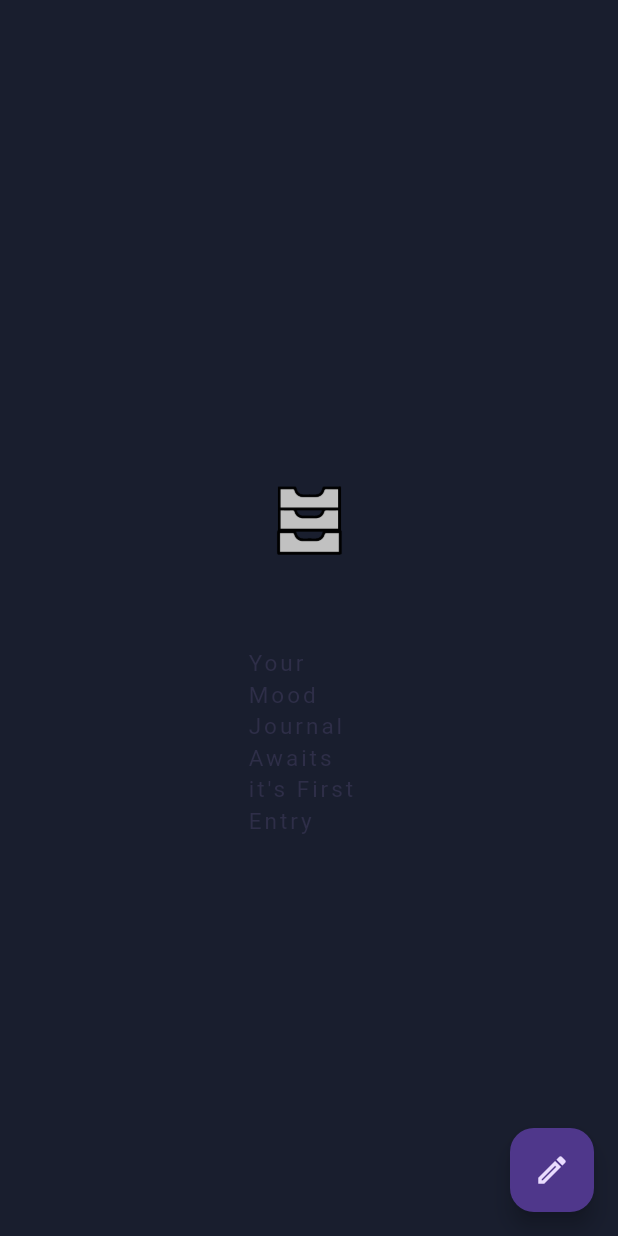
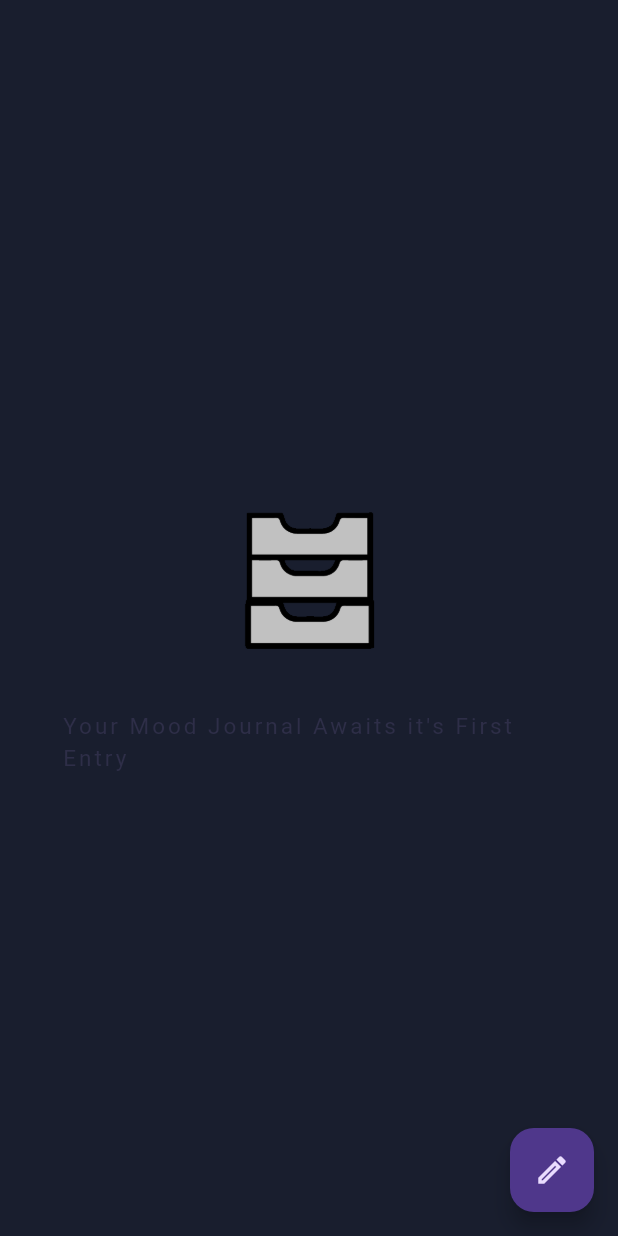
Before and after one commit to Pragya1904/major_project, a Flutter app: the JournalListPage screen opened directly, on a phone screen of 412 x 824 dp. Run offline on Flutter 3.47's test engine with Material 3 defaults, Android fonts, the phone set to English and light mode, and no system bars; our stand-ins replace appwrite, fl_chart, google_generative_ai, sidebarx, table_calendar; missing offline and left inert: dart:html; Roboto replaces fonts that are missing (Vanera); statements that could not run were skipped.

Commit message:
updated journal page ui

```diff
--- a/lib/core/presentation/pages/journal_list_page.dart
+++ b/lib/core/presentation/pages/journal_list_page.dart
@@ -31,7 +31,6 @@ class _JournalListPageState extends State<JournalListPage> {
     } catch (e) {
       print(e);
     }
-
     return 'Data Loaded';
   }
 
@@ -43,7 +42,6 @@ class _JournalListPageState extends State<JournalListPage> {
     _journalFuture = fetchJournals();
   }
 
-  @override
   @override
   Widget build(BuildContext context) {
     DateTime latestJournalDate = DateTime.now();
@@ -70,8 +68,9 @@ class _JournalListPageState extends State<JournalListPage> {
                     ? journals!.last.$id
                     : "",
                 date: DateTime.now(),
-                bodyText:
-                    isLatestJournalToday ? journals!.last.data['bodyText'] : "",
+                bodyText: isLatestJournalToday
+                    ? journals!.last.data['bodyText']
+                    : "",
               ),
             ),
           );
@@ -85,15 +84,15 @@ class _JournalListPageState extends State<JournalListPage> {
       ),
       body: Center(
         child: SizedBox(
-          width: MediaQuery.of(context).size.width * 0.2,
+          width: MediaQuery.of(context).size.width * 0.8,
           child: FutureBuilder<String>(
             future: _journalFuture,
             builder: (BuildContext context, AsyncSnapshot<String> snapshot) {
-              Widget w = const Placeholder();
+              Widget w = Placeholder();
 
               if (snapshot.hasData) {
-                w = (journals!.isEmpty) ?
-                    Center(
+                w = journals!.isEmpty
+                    ? Center(
                   child: Column(
                     mainAxisSize: MainAxisSize.min,
                     mainAxisAlignment: MainAxisAlignment.center,
@@ -101,32 +100,50 @@ class _JournalListPageState extends State<JournalListPage> {
                       Container(
                         height: MediaQuery.of(context).size.height * 0.2,
                         width: MediaQuery.of(context).size.width,
-                            decoration: BoxDecoration(
+                        decoration: const BoxDecoration(
                             image: DecorationImage(
                               image: AssetImage("assets/emptyJournal.gif"),
                             )),
                       ),
-                          Text("Your Mood Journal Awaits it's First Entry ",
-                          //  "Whether it's sunny, stormy, or somewhere in between, jot down your mood. Let's map your emotional journey!",
-                            style:
-                            TextStyle(color: canvasColor, fontSize: 15,letterSpacing: 2, fontFamily: 'Vanera'),
+                      const Text(
+                        "Your Mood Journal Awaits it's First Entry",
+                        style: TextStyle(
+                          color: canvasColor,
+                          fontSize: 15,
+                          letterSpacing: 2,
+                          fontFamily: 'Vanera',
+                        ),
                       )
                     ],
                   ),
                 )
-                    :
-                    ListView.builder(
-                    itemCount: journals != null ? journals!.length : 0,
+                    : GridView.builder(
+                  gridDelegate: const SliverGridDelegateWithFixedCrossAxisCount(
+                    crossAxisCount: 3, // Number of columns
+                    mainAxisSpacing: 8.0, // Vertical space between items
+                    crossAxisSpacing: 8.0, // Horizontal space between items
+                    childAspectRatio: 1.8, // Aspect ratio of each item
+                  ),
+                  itemCount: journals!.length,
                   itemBuilder: (context, index) {
                     if (journals != null && journals!.isNotEmpty) {
-                        DateTime day =
-                            DateTime.parse(journals![index].data['datetime']);
+                      DateTime day = DateTime.parse(journals![index].data['datetime']);
                       String bodyText = journals![index].data['bodyText'];
-                        String monthName =
-                            DateFormat('MMMM').format(DateTime(0, day.month));
+                      String monthName = DateFormat('MMMM').format(DateTime(0, day.month));
                       String dateInText = '${day.day} $monthName';
-                        return JournalCard(
+
+                      // Extract the first line from bodyText and add ellipses if needed
+                      String firstLine = bodyText.split('\n').first;
+                      if (firstLine.length > 30) { // Adjust the length as per your requirement
+                        firstLine = firstLine.substring(0, 30) + '...';
+                      }
+
+                      return Padding(
+                        padding: const EdgeInsets.only(top: 10.0,left: 6),
+                        child: JournalCard(
                           date: dateInText,
+                          body: firstLine,
+                          index:index,
                           ontap: () {
                             bool b = (today.year == day.year &&
                                 today.month == day.month &&
@@ -136,18 +153,20 @@ class _JournalListPageState extends State<JournalListPage> {
                               MaterialPageRoute(
                                 builder: (context) => JournalPage(
                                   b,
-                                  journals != null && journals!.isNotEmpty
-                                      ? journals![index].$id
-                                      : "",
+                                  journals![index].$id,
                                   date: day,
                                   bodyText: bodyText,
                                 ),
                               ),
                             );
                           },
+                        ),
                       );
+                    } else {
+                      return Container(); // Return an empty container if journals is null or empty
                     }
-                    });
+                  },
+                );
               } else if (snapshot.hasError) {
                 w = Center(
                   child: Column(
@@ -162,28 +181,6 @@ class _JournalListPageState extends State<JournalListPage> {
                         padding: const EdgeInsets.only(top: 16),
                         child: Text('Error: ${snapshot.error}'),
                       ),
-                    ],
-                  ),
-                );
-              } else if (!snapshot.hasData) {
-                w = Center(
-                  child: Column(
-                    mainAxisSize: MainAxisSize.min,
-                    mainAxisAlignment: MainAxisAlignment.center,
-                    children: [
-                      Container(
-                        height: MediaQuery.of(context).size.height * 0.2,
-                        width: MediaQuery.of(context).size.height,
-                        decoration: BoxDecoration(
-                            image: DecorationImage(
-                          image: AssetImage("assets/emptyJournal.gif"),
-                        )),
-                      ),
-                      Text(
-                        "Whether it's sunny, stormy, or somewhere in between, jot down your mood. Let's map your emotional journey!",
-                        style:
-                            TextStyle(color: canvasColor, fontSize: 15,letterSpacing: 2, fontFamily: 'Vanera'),
-                      )
                     ],
                   ),
                 );
@@ -212,86 +209,4 @@ class _JournalListPageState extends State<JournalListPage> {
       ),
     );
   }
-
-// Widget build(BuildContext context) {
-  //
-  //   DateTime latestJournalDate = DateTime.parse(journals!.last.data['datetime']);
-  //   DateTime today = DateTime.now();
-  //   bool isLatestJournalToday = (latestJournalDate.year == today.year && latestJournalDate.month == today.month && latestJournalDate.day == today.day);
-  //
-  //   return Scaffold(
-  //     floatingActionButton: FloatingActionButton(
-  //       onPressed: () {
-  //         Navigator.push(context,MaterialPageRoute(builder: (context) => JournalPage(!isLatestJournalToday, journals!.last.$id, date: DateTime.now(), bodyText: isLatestJournalToday ? journals!.last.data['bodyText'] : "",)));
-  //
-  //       },
-  //       child: const Icon(Icons.edit_outlined),
-  //     ),
-  //     body: Center(
-  //       child: SizedBox(
-  //
-  //             width: MediaQuery.of(context).size.width * 0.2,
-  //             child: FutureBuilder<String>(
-  //               future: _journalFuture,
-  //               builder: (BuildContext context, AsyncSnapshot<String> snapshot) {
-  //                 Widget w = const Placeholder();
-  //                 if(snapshot.hasData) {
-  //                   w = ListView.builder(
-  //                       itemCount: journals!.length,
-  //                       itemBuilder: (context,index) {
-  //                         DateTime day = DateTime.parse(journals![index].data['datetime']);
-  //                         String bodyText = journals![index].data['bodyText'];
-  //                         String monthName = DateFormat('MMMM').format(DateTime(0, day.month));
-  //                         String dateInText = '${day.day} $monthName';
-  //                         return JournalCard(
-  //                           date:  dateInText,
-  //                           ontap: () {
-  //                             bool b = (today.year == day.year && today.month == day.month && today.day == day.day);
-  //                             Navigator.push(context,MaterialPageRoute(builder: (context) => JournalPage(b, journals![index].$id, date: day, bodyText: bodyText,)));
-  //                           },
-  //                         );
-  //                       }
-  //                   );
-  //                 } else if(snapshot.hasError) {
-  //                   w = Center(
-  //                     child: Column(
-  //                         mainAxisAlignment: MainAxisAlignment.center,
-  //                         children : [
-  //                           const Icon(
-  //                             Icons.error_outline,
-  //                             color: Colors.red,
-  //                             size: 60,
-  //                           ),
-  //                           Padding(
-  //                             padding: const EdgeInsets.only(top: 16),
-  //                             child: Text('Error: ${snapshot.error}'),
-  //                           ),
-  //                         ]
-  //                     ),
-  //                   );
-  //                 } else {
-  //                   w = const Center(
-  //                     child: Column(
-  //                         mainAxisAlignment: MainAxisAlignment.center,
-  //                         children : [
-  //                           SizedBox(
-  //                             width: 60,
-  //                             height: 60,
-  //                             child: CircularProgressIndicator(),
-  //                           ),
-  //                           Padding(
-  //                             padding: EdgeInsets.only(top: 16),
-  //                             child: Text('Fetching Journals...'),
-  //                           ),
-  //                         ]
-  //                     ),
-  //                   );
-  //                 }
-  //                 return w;
-  //               },
-  //             )
-  //       ),
-  //     ),
-  //   );
-  // }
 }
```
Lines whose indentation alone changed are shown as unchanged.
